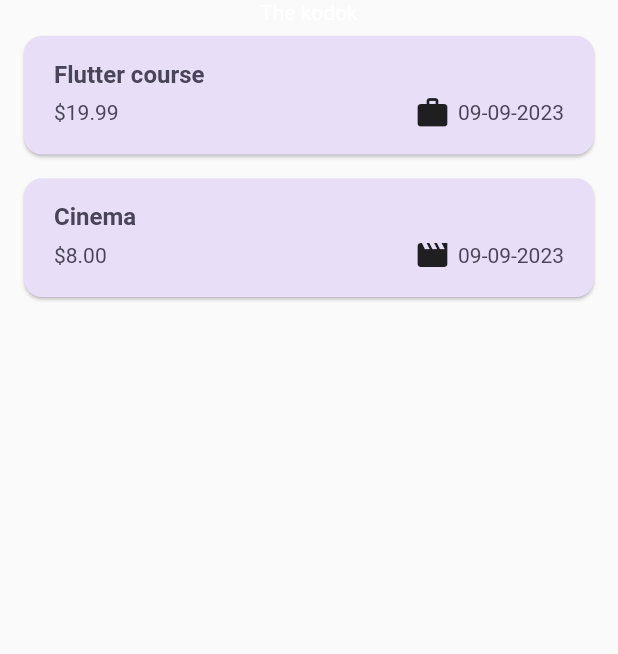
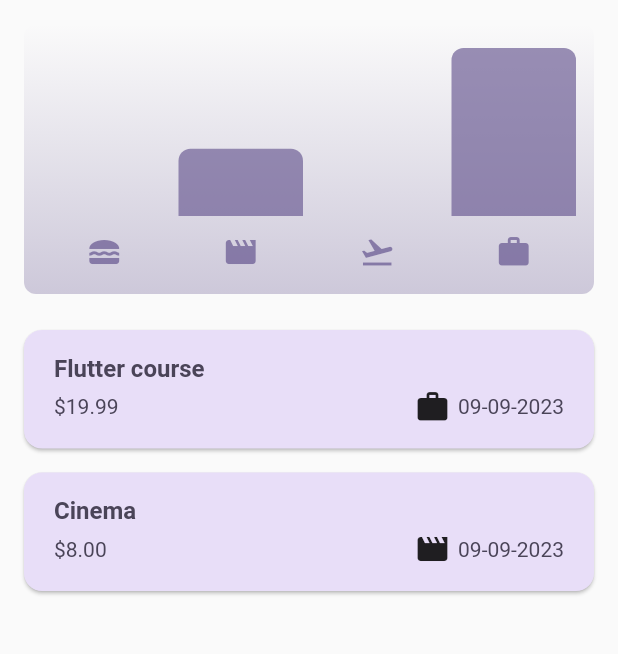
Before and after one commit to ibenusinaa/flutter-expense-app, a Flutter app: the screen it shows after launch, on a phone screen of 412 x 824 dp, the part 84-738 px from its top. Run offline on Flutter 3.47's test engine with Material 2 defaults, Android fonts, the phone set to English and light mode, and no system bars.

Commit message:
add chart, and edit readme

```diff
--- a/lib/models/expense.dart
+++ b/lib/models/expense.dart
@@ -32,3 +32,28 @@ class Expense {
     return DateFormat('dd-MM-yyyy').format(datetime);
   }
 }
+
+class ExpenseBucket {
+  const ExpenseBucket({
+    required this.category,
+    required this.expenses,
+  });
+
+  ExpenseBucket.forCategory(List<Expense> allExpenses, this.category)
+      : expenses = allExpenses
+            .where((expense) => expense.category == category)
+            .toList();
+
+  final Category category;
+  final List<Expense> expenses;
+
+  double get totalExpenses {
+    double sum = 0;
+
+    for (var expense in expenses) {
+      sum += expense.amount;
+    }
+
+    return sum;
+  }
+}
--- /dev/null
+++ b/lib/widgets/chart/chart.dart
@@ -0,0 +1,95 @@
+import 'package:flutter/material.dart';
+
+import 'package:expense_tracker_app/widgets/chart/chart_bar.dart';
+import 'package:expense_tracker_app/models/expense.dart';
+
+class Chart extends StatelessWidget {
+  const Chart({super.key, required this.expenses});
+
+  final List<Expense> expenses;
+
+  List<ExpenseBucket> get buckets {
+    return [
+      ExpenseBucket.forCategory(expenses, Category.food),
+      ExpenseBucket.forCategory(expenses, Category.leisure),
+      ExpenseBucket.forCategory(expenses, Category.travel),
+      ExpenseBucket.forCategory(expenses, Category.work),
+    ];
+  }
+
+  double get maxTotalExpense {
+    double maxTotalExpense = 0;
+
+    for (final bucket in buckets) {
+      if (bucket.totalExpenses > maxTotalExpense) {
+        maxTotalExpense = bucket.totalExpenses;
+      }
+    }
+
+    return maxTotalExpense;
+  }
+
+  @override
+  Widget build(BuildContext context) {
+    final isDarkMode =
+        MediaQuery.of(context).platformBrightness == Brightness.dark;
+    return Container(
+      margin: const EdgeInsets.all(16),
+      padding: const EdgeInsets.symmetric(
+        vertical: 16,
+        horizontal: 8,
+      ),
+      width: double.infinity,
+      height: 180,
+      decoration: BoxDecoration(
+        borderRadius: BorderRadius.circular(8),
+        gradient: LinearGradient(
+          colors: [
+            Theme.of(context).colorScheme.primary.withOpacity(0.3),
+            Theme.of(context).colorScheme.primary.withOpacity(0.0)
+          ],
+          begin: Alignment.bottomCenter,
+          end: Alignment.topCenter,
+        ),
+      ),
+      child: Column(
+        children: [
+          Expanded(
+            child: Row(
+              crossAxisAlignment: CrossAxisAlignment.end,
+              children: [
+                for (final bucket in buckets) // alternative to map()
+                  ChartBar(
+                    fill: bucket.totalExpenses == 0
+                        ? 0
+                        : bucket.totalExpenses / maxTotalExpense,
+                  )
+              ],
+            ),
+          ),
+          const SizedBox(height: 12),
+          Row(
+            children: buckets
+                .map(
+                  (bucket) => Expanded(
+                    child: Padding(
+                      padding: const EdgeInsets.symmetric(horizontal: 4),
+                      child: Icon(
+                        categoryIcons[bucket.category],
+                        color: isDarkMode
+                            ? Theme.of(context).colorScheme.secondary
+                            : Theme.of(context)
+                                .colorScheme
+                                .primary
+                                .withOpacity(0.7),
+                      ),
+                    ),
+                  ),
+                )
+                .toList(),
+          )
+        ],
+      ),
+    );
+  }
+}
--- /dev/null
+++ b/lib/widgets/chart/chart_bar.dart
@@ -0,0 +1,34 @@
+import 'package:flutter/material.dart';
+
+class ChartBar extends StatelessWidget {
+  const ChartBar({
+    super.key,
+    required this.fill,
+  });
+
+  final double fill;
+
+  @override
+  Widget build(BuildContext context) {
+    final isDarkMode =
+        MediaQuery.of(context).platformBrightness == Brightness.dark;
+    return Expanded(
+      child: Padding(
+        padding: const EdgeInsets.symmetric(horizontal: 4),
+        child: FractionallySizedBox(
+          heightFactor: fill,
+          child: DecoratedBox(
+            decoration: BoxDecoration(
+              shape: BoxShape.rectangle,
+              borderRadius:
+                  const BorderRadius.vertical(top: Radius.circular(8)),
+              color: isDarkMode
+                  ? Theme.of(context).colorScheme.secondary
+                  : Theme.of(context).colorScheme.primary.withOpacity(0.65),
+            ),
+          ),
+        ),
+      ),
+    );
+  }
+}
--- a/lib/widgets/expenses.dart
+++ b/lib/widgets/expenses.dart
@@ -1,4 +1,5 @@
 import 'package:expense_tracker_app/models/expense.dart';
+import 'package:expense_tracker_app/widgets/chart/chart.dart';
 import 'package:expense_tracker_app/widgets/expenses_list/expense_form_overlay.dart';
 import 'package:flutter/material.dart';
 import 'package:expense_tracker_app/widgets/expenses_list/expenses_list.dart';
@@ -86,7 +87,7 @@ class _ExpensesState extends State<Expenses> {
       ),
       body: Column(
         children: [
-          const Text('The kodok'),
+          Chart(expenses: _registeredExpenses),
           Expanded(child: mainContent),
         ],
       ),
```
Also changed, not shown: 1 other file.
